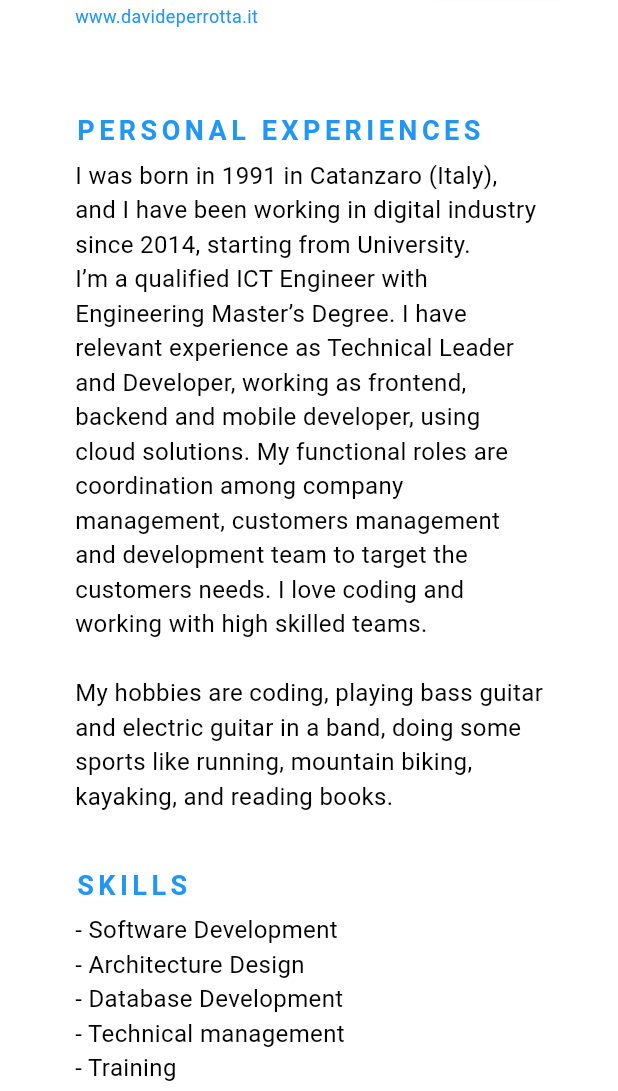
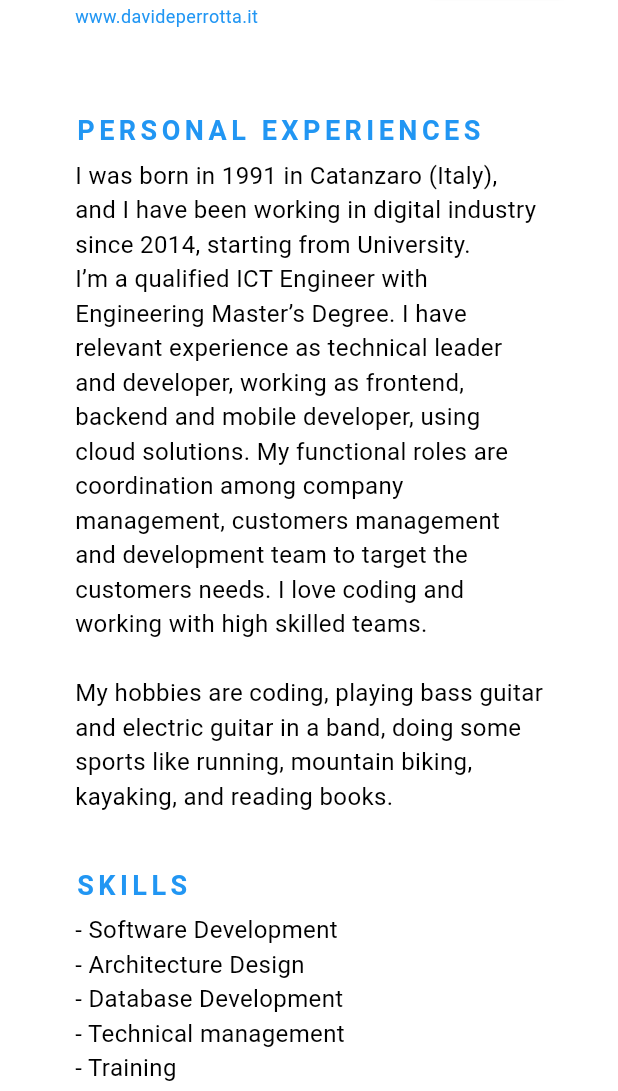
Before and after one commit to davideperrotta/resume_app, a Flutter app: the screen it shows after launch, on a phone screen of 412 x 824 dp, the part 145-1236 px from its top. Run offline on Flutter 3.47's test engine with Material 3 defaults, Android fonts, the light colour scheme and no system bars; our stand-ins replace bloc, equatable, flutter_bloc, responsive_builder.

Commit message:
update description 4

```diff
--- a/lib/main.dart
+++ b/lib/main.dart
@@ -71,7 +71,7 @@ class LeftColumn extends StatelessWidget {
         ),
         Container(
           child: Text(
-            'I was born in 1991 in Catanzaro (Italy), and I have been working in digital industry since 2014, starting from University.\nI’m a qualified ICT Engineer with Engineering Master’s Degree. I have relevant experience as Technical Leader and Developer, working as frontend, backend and mobile developer, using cloud solutions. My functional roles are coordination among company management, customers management and development team to target the customers needs. I love coding and working with high skilled teams.\n\nMy hobbies are coding, playing bass guitar and electric guitar in a band, doing some sports like running, mountain biking, kayaking, and reading books.',
+            'I was born in 1991 in Catanzaro (Italy), and I have been working in digital industry since 2014, starting from University.\nI’m a qualified ICT Engineer with Engineering Master’s Degree. I have relevant experience as technical leader and developer, working as frontend, backend and mobile developer, using cloud solutions. My functional roles are coordination among company management, customers management and development team to target the customers needs. I love coding and working with high skilled teams.\n\nMy hobbies are coding, playing bass guitar and electric guitar in a band, doing some sports like running, mountain biking, kayaking, and reading books.',
             style: descriptionStyle,
           ),
         ),
```
